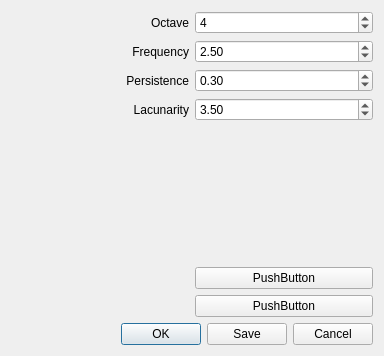
Above: warpmain/dialogs/noisemapplaygrounddialog.ui from maxlambertini/Warp2010 before the change. Below: the same form after it.
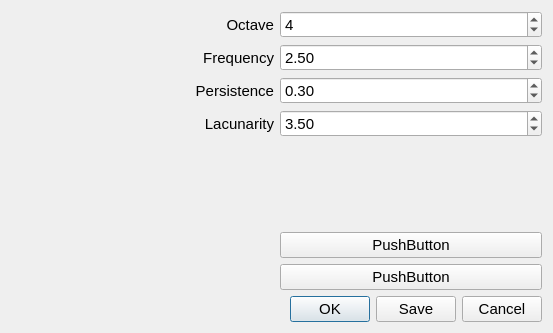
That is the form after the change.

What changed in the file:
```diff
--- a/warpmain/dialogs/noisemapplaygrounddialog.ui
+++ b/warpmain/dialogs/noisemapplaygrounddialog.ui
@@ -6,8 +6,8 @@
    <rect>
     <x>0</x>
     <y>0</y>
-    <width>384</width>
-    <height>356</height>
+    <width>553</width>
+    <height>333</height>
    </rect>
   </property>
   <property name="windowTitle">
@@ -20,6 +20,11 @@
       <layout class="QGridLayout" name="gridLayout">
        <item row="0" column="1">
         <widget class="QSpinBox" name="spnOctave">
+         <property name="font">
+          <font>
+           <pointsize>11</pointsize>
+          </font>
+         </property>
          <property name="minimum">
           <number>1</number>
          </property>
@@ -33,6 +38,11 @@
        </item>
        <item row="4" column="0">
         <spacer name="verticalSpacer">
+         <property name="font">
+          <font>
+           <pointsize>11</pointsize>
+          </font>
+         </property>
          <property name="orientation">
           <enum>Qt::Vertical</enum>
          </property>
@@ -46,6 +56,11 @@
        </item>
        <item row="0" column="0">
         <widget class="QLabel" name="label">
+         <property name="font">
+          <font>
+           <pointsize>11</pointsize>
+          </font>
+         </property>
          <property name="text">
           <string>Octave</string>
          </property>
@@ -59,6 +74,11 @@
        </item>
        <item row="2" column="0">
         <widget class="QLabel" name="label_3">
+         <property name="font">
+          <font>
+           <pointsize>11</pointsize>
+          </font>
+         </property>
          <property name="text">
           <string>Persistence</string>
          </property>
@@ -72,6 +92,11 @@
        </item>
        <item row="1" column="0">
         <widget class="QLabel" name="label_2">
+         <property name="font">
+          <font>
+           <pointsize>11</pointsize>
+          </font>
+         </property>
          <property name="text">
           <string>Frequency</string>
          </property>
@@ -85,6 +110,11 @@
        </item>
        <item row="2" column="1">
         <widget class="QDoubleSpinBox" name="spnPersistence">
+         <property name="font">
+          <font>
+           <pointsize>11</pointsize>
+          </font>
+         </property>
          <property name="minimum">
           <double>0.010000000000000</double>
          </property>
@@ -101,6 +131,11 @@
        </item>
        <item row="1" column="1">
         <widget class="QDoubleSpinBox" name="spnFrequency">
+         <property name="font">
+          <font>
+           <pointsize>11</pointsize>
+          </font>
+         </property>
          <property name="minimum">
           <double>0.010000000000000</double>
          </property>
@@ -117,6 +152,11 @@
        </item>
        <item row="3" column="0">
         <widget class="QLabel" name="label_4">
+         <property name="font">
+          <font>
+           <pointsize>11</pointsize>
+          </font>
+         </property>
          <property name="text">
           <string>Lacunarity</string>
          </property>
@@ -130,6 +170,11 @@
        </item>
        <item row="3" column="1">
         <widget class="QDoubleSpinBox" name="spnLacunarity">
+         <property name="font">
+          <font>
+           <pointsize>11</pointsize>
+          </font>
+         </property>
          <property name="minimum">
           <double>0.010000000000000</double>
          </property>
@@ -148,6 +193,11 @@
         <layout class="QVBoxLayout" name="verticalLayout_3">
          <item>
           <spacer name="verticalSpacer_2">
+           <property name="font">
+            <font>
+             <pointsize>11</pointsize>
+            </font>
+           </property>
            <property name="orientation">
             <enum>Qt::Vertical</enum>
            </property>
@@ -161,6 +211,11 @@
          </item>
          <item>
           <widget class="QPushButton" name="btnJsonTextureDemo">
+           <property name="font">
+            <font>
+             <pointsize>11</pointsize>
+            </font>
+           </property>
            <property name="text">
             <string>PushButton</string>
            </property>
@@ -168,6 +223,11 @@
          </item>
          <item>
           <widget class="QPushButton" name="pushButton">
+           <property name="font">
+            <font>
+             <pointsize>11</pointsize>
+            </font>
+           </property>
            <property name="text">
             <string>PushButton</string>
            </property>
@@ -179,6 +239,11 @@
      </item>
      <item>
       <widget class="QDialogButtonBox" name="buttonBox">
+       <property name="font">
+        <font>
+         <pointsize>11</pointsize>
+        </font>
+       </property>
        <property name="orientation">
         <enum>Qt::Horizontal</enum>
        </property>
```
